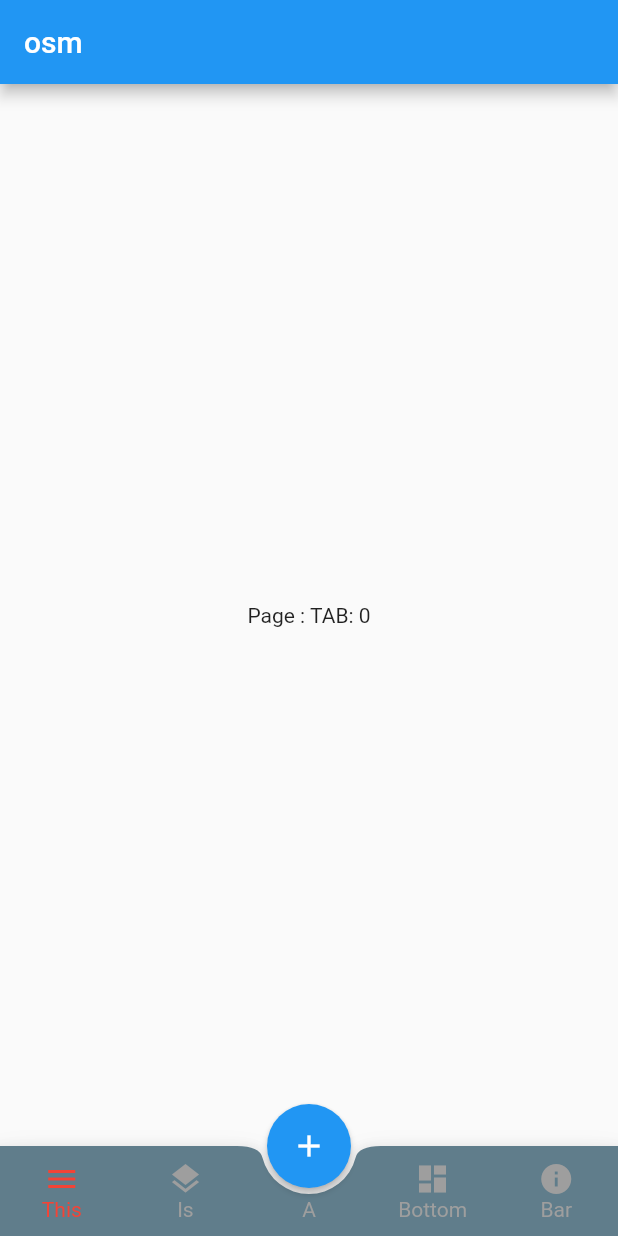
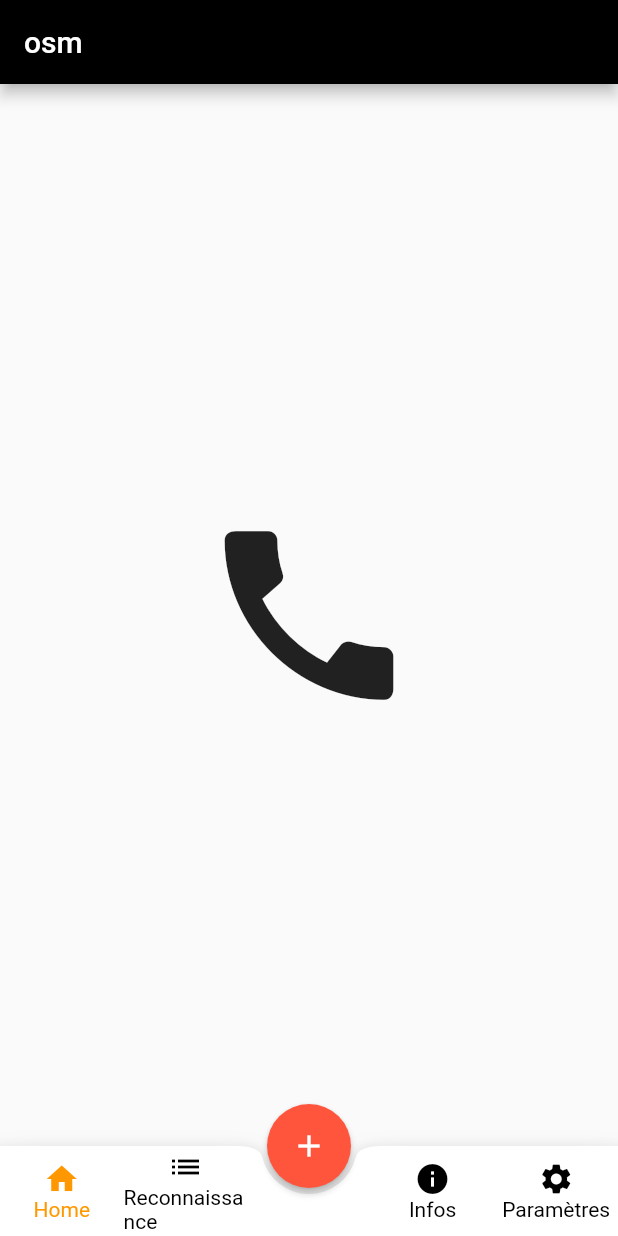
Before and after one commit to cballevre/sami, a Flutter app: the screen it shows after launch, on a phone screen of 412 x 824 dp. Run offline on Flutter 3.47's test engine with Material 2 defaults, Android fonts, the phone set to English and light mode, and no system bars.

Commit message:
Add palette + IndexedStack

```diff
--- a/lib/main.dart
+++ b/lib/main.dart
@@ -1,5 +1,6 @@
 import 'package:flutter/material.dart';
 import 'package:sami/pages/home.dart';
+import 'package:sami/utils/palette.dart';
 
 void main() {
   runApp(const MyApp());
@@ -13,7 +14,7 @@ class MyApp extends StatelessWidget {
     return MaterialApp(
       title: 'Flutter Demo',
       theme: ThemeData(
-        primarySwatch: Colors.blue,
+        primarySwatch: Palette.primary,
       ),
       home: const HomePage(title: 'Flutter Demo Home Page'),
     );
--- a/lib/pages/home.dart
+++ b/lib/pages/home.dart
@@ -13,30 +13,45 @@ class HomePage extends StatefulWidget {
 }
 
 class _HomePageState extends State<HomePage> {
-  late PageController controller;
-  late int indexPage;
+  int _selectedIndex = 0;
 
-  @override
-  void initState() {
-    super.initState();
-    controller = PageController(initialPage: 1);
-    indexPage = controller.initialPage;
-  }
+  static const List<Widget> _pages = <Widget>[
+    Center(
+      child: Icon(
+        Icons.call,
+        size: 150,
+      ),
+    ),
+    Center(
+      child: Icon(
+        Icons.camera,
+        size: 150,
+      ),
+    ),
+    Center(
+      child: Padding(
+        padding: EdgeInsets.all(16.0),
+        child: TextField(
+          style: TextStyle(fontSize: 50),
+          decoration: InputDecoration(
+              labelText: 'Find contact',
+              labelStyle: TextStyle(fontWeight: FontWeight.bold)),
+        ),
+      ),
+    ),
+    Center(
+      child: Icon(
+        Icons.camera,
+        size: 150,
+      ),
+    ),
+  ];
 
-  String _lastSelected = 'TAB: 0';
-
-  void _selectedTab(int index) {
+  void _onItemTapped(int index) {
     setState(() {
-      _lastSelected = 'TAB: $index';
+      _selectedIndex = index;
     });
   }
-
-  void _selectedFab(int index) {
-    setState(() {
-      _lastSelected = 'FAB: $index';
-    });
-  }
-
 
   @override
   Widget build(BuildContext context) {
@@ -44,18 +59,9 @@ class _HomePageState extends State<HomePage> {
       appBar: AppBar(
         title: Text("osm"),
       ),
-      body: PageView(
-        children: <Widget>[
-          Center(
-            child: Text("Page : " + _lastSelected),
-          ),
-        ],
-        controller: controller,
-        onPageChanged: (p) {
-          setState(() {
-            indexPage = p;
-          });
-        },
+      body: IndexedStack(
+          index: _selectedIndex,
+          children: _pages
       ),
       // floatingActionButtonLocation: FloatingActionButtonLocation.centerDocked,
       floatingActionButton: FloatingActionButton(
@@ -66,17 +72,17 @@ class _HomePageState extends State<HomePage> {
       ),
       floatingActionButtonLocation: FloatingActionButtonLocation.centerDocked,
       bottomNavigationBar: FABBottomAppBar(
-        centerItemText: 'A',
-        color: Colors.grey,
-        selectedColor: Colors.red,
+        color: Colors.black,
+        selectedColor: Colors.orange,
+        backgroundColor: Colors.white,
         notchedShape: CircularNotchedRectangle(),
-        onTabSelected: _selectedTab,
+        onTabSelected: _onItemTapped,
         items: [
-          FABBottomAppBarItem(iconData: Icons.menu, text: 'This'),
-          FABBottomAppBarItem(iconData: Icons.layers, text: 'Is'),
-          FABBottomAppBarItem(iconData: Icons.dashboard, text: 'Bottom'),
-          FABBottomAppBarItem(iconData: Icons.info, text: 'Bar'),
-        ], backgroundColor: Colors.blueGrey,
+          FABBottomAppBarItem(iconData: Icons.home, text: 'Home'),
+          FABBottomAppBarItem(iconData: Icons.list, text: 'Reconnaissance'),
+          FABBottomAppBarItem(iconData: Icons.info, text: 'Infos'),
+          FABBottomAppBarItem(iconData: Icons.settings, text: 'Paramètres'),
+        ]
       ),
     );
   }
--- /dev/null
+++ b/lib/utils/palette.dart
@@ -0,0 +1,18 @@
+import 'package:flutter/material.dart';
+class Palette {
+  static const MaterialColor primary = const MaterialColor(
+    0xff000000, // 0% comes in here, this will be color picked if no shade is selected when defining a Color property which doesn’t require a swatch.
+    const <int, Color>{
+      50: const Color(0xff400200),//10%
+      100: const Color(0xff670600),//20%
+      200: const Color(0xff900c00),//30%
+      300: const Color(0xffbd1300),//40%
+      400: const Color(0xfffd3117),//50%
+      500: const Color(0xffff553c),//60%
+      600: const Color(0xffff8a75),//70%
+      700: const Color(0xffffb4a6),//80%
+      800: const Color(0xffffdad4),//90%
+      900: const Color(0xffffffff),//100%
+    },
+  );
+} // you can define define int 500 as the default shade and add your lighter tints above and darker tints below.
--- a/lib/widgets/fab_bottom_app_bar.dart
+++ b/lib/widgets/fab_bottom_app_bar.dart
@@ -11,7 +11,6 @@ class FABBottomAppBarItem {
 class FABBottomAppBar extends StatefulWidget {
   FABBottomAppBar({
     required this.items,
-    required this.centerItemText,
     this.height: 60.0,
     this.iconSize: 24.0,
     required this.backgroundColor,
@@ -23,7 +22,6 @@ class FABBottomAppBar extends StatefulWidget {
     assert(this.items.length == 2 || this.items.length == 4);
   }
   final List<FABBottomAppBarItem> items;
-  final String centerItemText;
   final double height;
   final double iconSize;
   final Color backgroundColor;
@@ -59,12 +57,12 @@ class FABBottomAppBarState extends State<FABBottomAppBar> {
 
     return BottomAppBar(
       shape: widget.notchedShape,
+      color: widget.backgroundColor,
       child: Row(
         mainAxisSize: MainAxisSize.max,
         mainAxisAlignment: MainAxisAlignment.spaceAround,
         children: items,
       ),
-      color: widget.backgroundColor,
     );
   }
 
@@ -76,11 +74,7 @@ class FABBottomAppBarState extends State<FABBottomAppBar> {
           mainAxisSize: MainAxisSize.min,
           mainAxisAlignment: MainAxisAlignment.center,
           children: <Widget>[
-            SizedBox(height: widget.iconSize),
-            Text(
-              widget.centerItemText ?? '',
-              style: TextStyle(color: widget.color),
-            ),
+            SizedBox(height: widget.iconSize)
           ],
         ),
       ),
```
